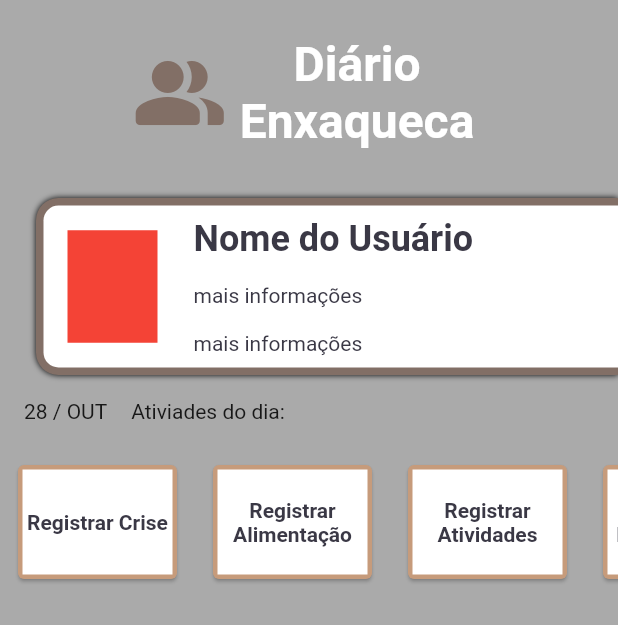
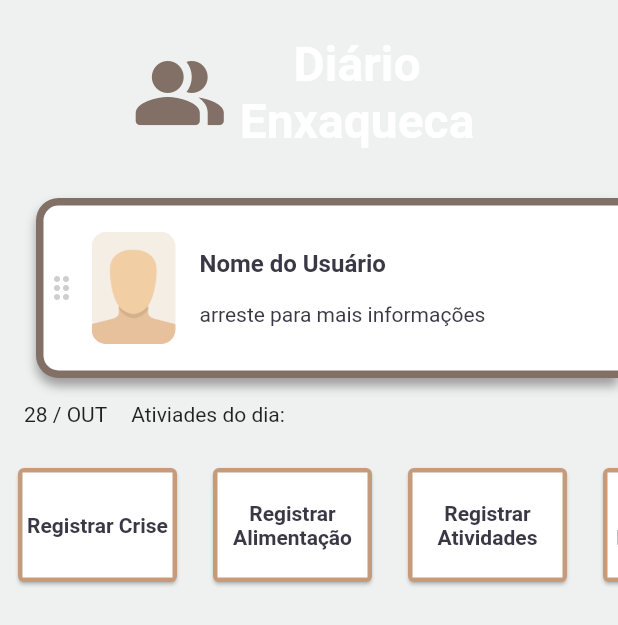
Before and after one commit to JoseTeixeiraMendesJunior/diario_enxaqueca, a Flutter app: the HomeView screen opened by its route, on a phone screen of 412 x 824 dp. Shown: the top 625 px of the screen. Run offline on Flutter 3.47's test engine with Material 2 defaults, Android fonts, the phone set to English and light mode, and no system bars; missing offline and left inert: flutter_animated_dialog.

Commit message:
visual card usuer information

```diff
--- a/lib/views/home/index.dart
+++ b/lib/views/home/index.dart
@@ -18,7 +18,7 @@ class _HomeViewState extends State<HomeView> {
   @override
   Widget build(BuildContext context) {
     return Scaffold(
-      backgroundColor: GlobalInfo.grey,
+      backgroundColor: Colors.white.withOpacity(0.9),
       body: ListView(
         children: [
           const LogoWidget(
@@ -27,9 +27,14 @@ class _HomeViewState extends State<HomeView> {
           Padding(
             padding: const EdgeInsets.only(left: 24, top: 32),
             child: Container(
+              height: 120,
               decoration: const BoxDecoration(
                 boxShadow: [
-                  BoxShadow(blurRadius: 3),
+                  BoxShadow(
+                    blurRadius: 5,
+                    offset: Offset(0, 5),
+                    color: Colors.grey,
+                  ),
                 ],
                 borderRadius: BorderRadius.only(
                   topLeft: Radius.circular(15),
@@ -50,18 +55,29 @@ class _HomeViewState extends State<HomeView> {
                   child: Row(
                     children: [
                       Padding(
+                        padding: const EdgeInsets.symmetric(vertical: 8),
+                        child: Icon(
+                          Icons.drag_indicator_rounded,
+                          color: Colors.grey.withOpacity(0.5),
+                        ),
+                      ),
+                      Padding(
                         padding: const EdgeInsets.symmetric(
-                            vertical: 8.0, horizontal: 16),
+                            vertical: 8.0, horizontal: 8),
                         child: Container(
                           height: 75,
-                          width: 60,
+                          width: 56,
                           decoration: const BoxDecoration(
-                              // image: DecorationImage()
-                              color: Colors.red),
+                              borderRadius:
+                                  BorderRadius.all(Radius.circular(10)),
+                              image: DecorationImage(
+                                  fit: BoxFit.cover,
+                                  image:
+                                      AssetImage('assets/images/avatar.png'))),
                         ),
                       ),
                       Column(
-                        mainAxisAlignment: MainAxisAlignment.start,
+                        mainAxisAlignment: MainAxisAlignment.center,
                         crossAxisAlignment: CrossAxisAlignment.start,
                         children: const [
                           Padding(
@@ -71,23 +87,16 @@ class _HomeViewState extends State<HomeView> {
                               style: TextStyle(
                                   color: GlobalInfo.contrastColor,
                                   fontWeight: FontWeight.bold,
-                                  fontSize: 24),
+                                  fontSize: 16),
                             ),
                           ),
                           Padding(
                             padding: EdgeInsets.all(8.0),
                             child: Text(
-                              'mais informações',
+                              'arreste para mais informações',
                               style: TextStyle(color: GlobalInfo.contrastColor),
                             ),
                           ),
-                          Padding(
-                            padding: EdgeInsets.all(8.0),
-                            child: Text(
-                              'mais informações',
-                              style: TextStyle(color: GlobalInfo.contrastColor),
-                            ),
-                          )
                         ],
                       )
                     ],
```
Also changed, not shown: assets/images/avatar.png (added).
